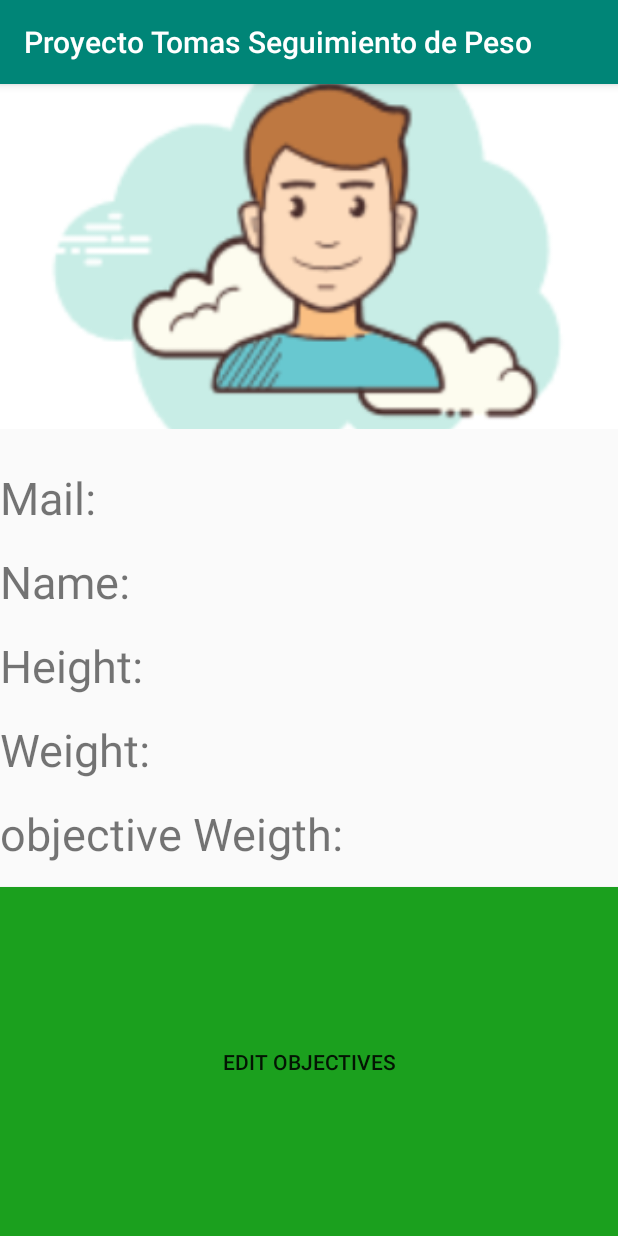
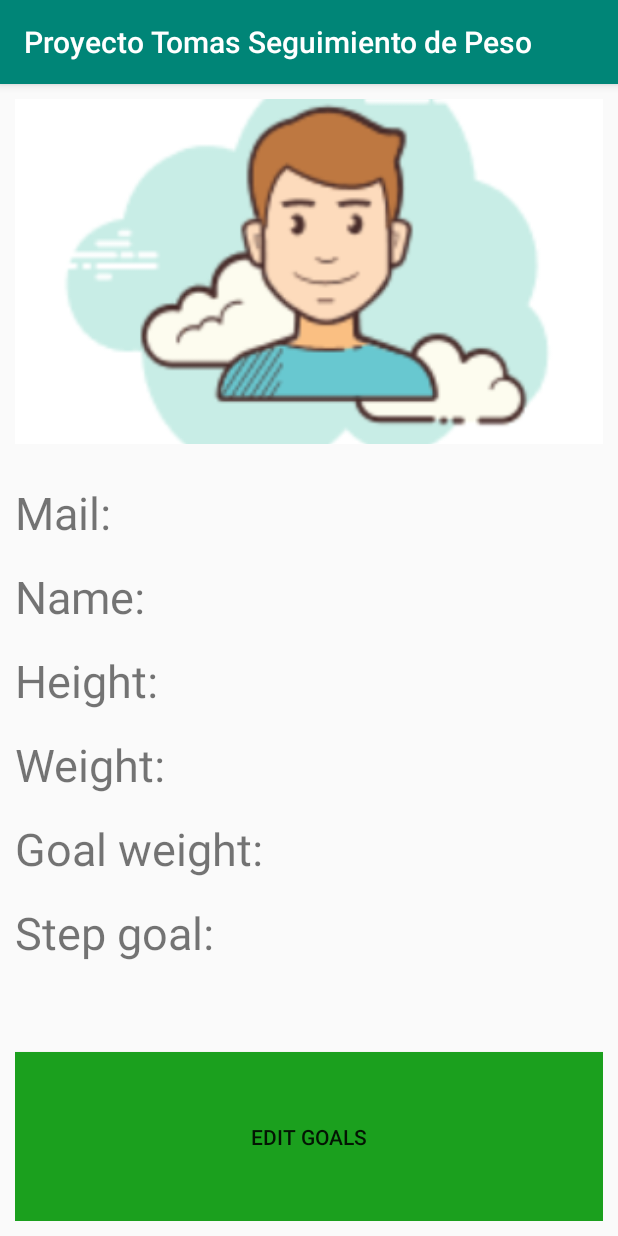
Before and after one commit to Nicolasjlf/Proyecto-Tomas-PerdidaDePeso, an Android app: the AccountActivity screen opened directly, with no data from a screen before it, on a phone screen of 412 x 824 dp. Run offline under Robolectric (Android 15) with nearby library versions, the phone set to English and light mode, and no system bars.

Commit message:
Agregados los Objetivos de pasos en el xml de la AccountActivity y en el POJO del Usuario

```diff
--- a/ProyectoTomasSeguimientodePeso/app/src/main/java/com/example/proyectotomasseguimientodepeso/Usuario.java
+++ b/ProyectoTomasSeguimientodePeso/app/src/main/java/com/example/proyectotomasseguimientodepeso/Usuario.java
@@ -7,18 +7,20 @@ public class Usuario {
     private Integer peso;
     private Integer altura;
     private Integer pesoObjetivo;
+    private Integer pasosObjetivo;
     private Boolean enKilos;
 
     private Usuario(){
 
     }
 
-    public Usuario(String nombre, String mail, Integer peso, Integer altura, Integer pesoObjetivo, Boolean enKilos) {
+    public Usuario(String nombre, String mail, Integer peso, Integer altura, Integer pesoObjetivo, Integer pasosObjetivo, Boolean enKilos) {
         this.nombre = nombre;
         this.mail = mail;
         this.peso = peso;
         this.altura = altura;
         this.pesoObjetivo = pesoObjetivo;
+        this.pasosObjetivo = pasosObjetivo;
         this.enKilos = enKilos;
     }
 
@@ -62,6 +64,14 @@ public class Usuario {
         this.pesoObjetivo = pesoObjetivo;
     }
 
+    public Integer getPasosObjetivo() {
+        return pasosObjetivo;
+    }
+
+    public void setPasosObjetivo(Integer pasosObjetivo) {
+        this.pasosObjetivo = pasosObjetivo;
+    }
+
     public Boolean getEnKilos() {
         return enKilos;
     }
--- a/ProyectoTomasSeguimientodePeso/app/src/main/res/layout/activity_account.xml
+++ b/ProyectoTomasSeguimientodePeso/app/src/main/res/layout/activity_account.xml
@@ -1,11 +1,18 @@
 <?xml version="1.0" encoding="utf-8"?>
-<LinearLayout xmlns:android="http://schemas.android.com/apk/res/android"
-    xmlns:app="http://schemas.android.com/apk/res-auto"
+<LinearLayout
+    xmlns:android="http://schemas.android.com/apk/res/android"
     xmlns:tools="http://schemas.android.com/tools"
     android:layout_width="match_parent"
     android:layout_height="match_parent"
     android:orientation="vertical"
-    tools:context=".AccountActivity">
+    tools:context=".AccountActivity"
+    android:padding="10dp">
+
+        <LinearLayout
+            android:layout_width="match_parent"
+            android:layout_height="0dp"
+            android:layout_weight="85"
+            android:orientation="vertical">
 
             <ImageView
                 android:layout_marginBottom="25dp"
@@ -21,6 +28,7 @@
                 android:text="Mail: "
                 android:layout_width="match_parent"
                 android:layout_height="wrap_content" />
+
             <TextView
                 android:layout_marginBottom="15dp"
                 android:id="@+id/activityAcount_nombreUser"
@@ -43,18 +51,30 @@
                 android:text="Weight: "
                 android:layout_width="match_parent"
                 android:layout_height="wrap_content" />
+
             <TextView
                 android:layout_marginBottom="15dp"
                 android:id="@+id/activityAcount_pesoObjetivoUser"
                 android:textSize="30dp"
-        android:text="objective Weigth: "
+                android:text="Goal weight: "
                 android:layout_width="match_parent"
                 android:layout_height="wrap_content" />
 
+            <TextView
+                android:layout_marginBottom="15dp"
+                android:id="@+id/activityAcount_pasosObjetivoUser"
+                android:textSize="30dp"
+                android:text="Step goal: "
+                android:layout_width="match_parent"
+                android:layout_height="wrap_content" />
+
+        </LinearLayout>
+
     <Button
         android:background="@color/verde"
-        android:text="Edit Objectives"
+        android:text="Edit Goals"
         android:layout_width="match_parent"
-        android:layout_height="match_parent" />
+        android:layout_height="0dp"
+        android:layout_weight="15"/>
 
 </LinearLayout>
```
Lines whose indentation alone changed are shown as unchanged.
